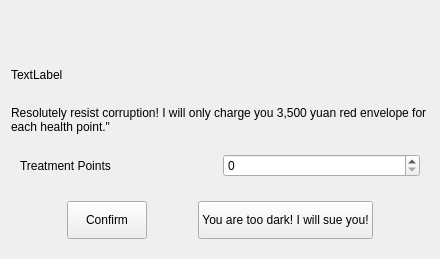
Old version of the form form/hospital.ui in the repository soda92/beijing_fushengji_rewrite.
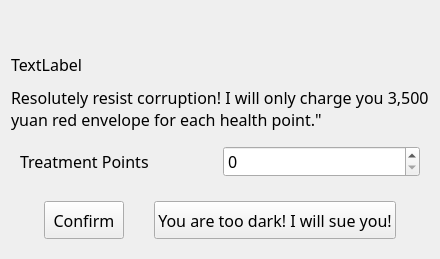
New version of the form. Icons and pictures are not drawn.

What changed in the file:
```diff
--- a/form/hospital.ui
+++ b/form/hospital.ui
@@ -13,6 +13,11 @@
   <property name="windowTitle">
    <string>In Hospital</string>
   </property>
+  <property name="styleSheet">
+   <string notr="true">QLabel, QPushButton, QTextBrowser, QGroupBox, QTextEdit , QSpinBox {
+                font: 12pt MiSans;
+            }</string>
+  </property>
   <layout class="QVBoxLayout" name="verticalLayout">
    <item>
     <widget class="QWidget" name="widget" native="true">
```
